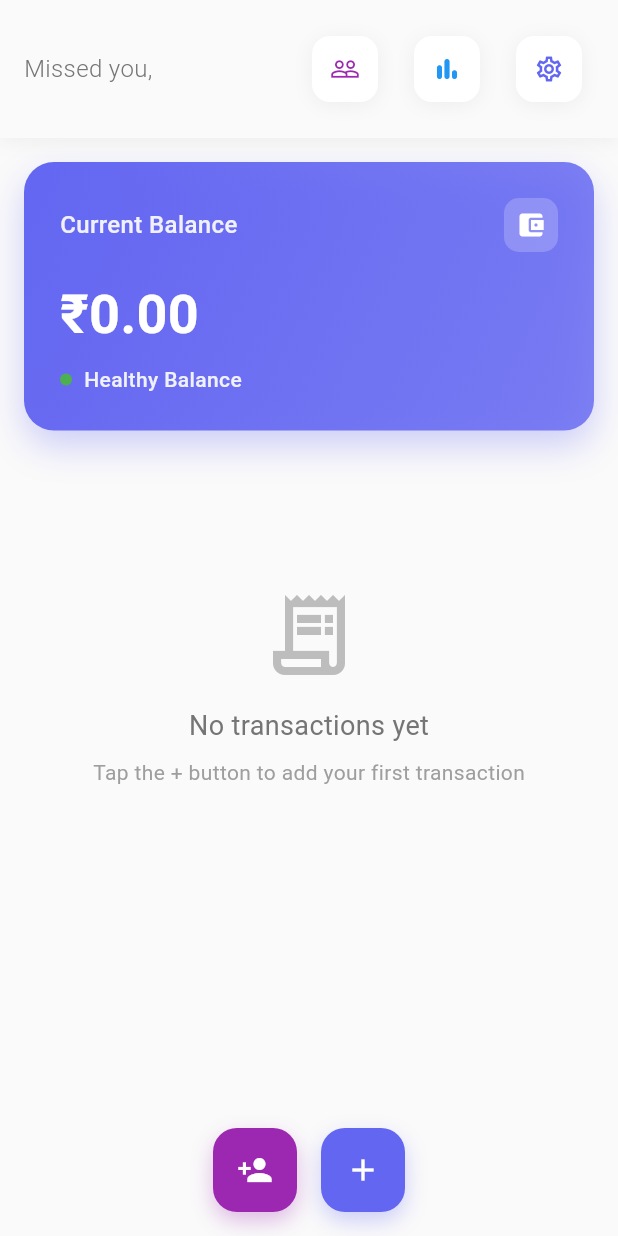
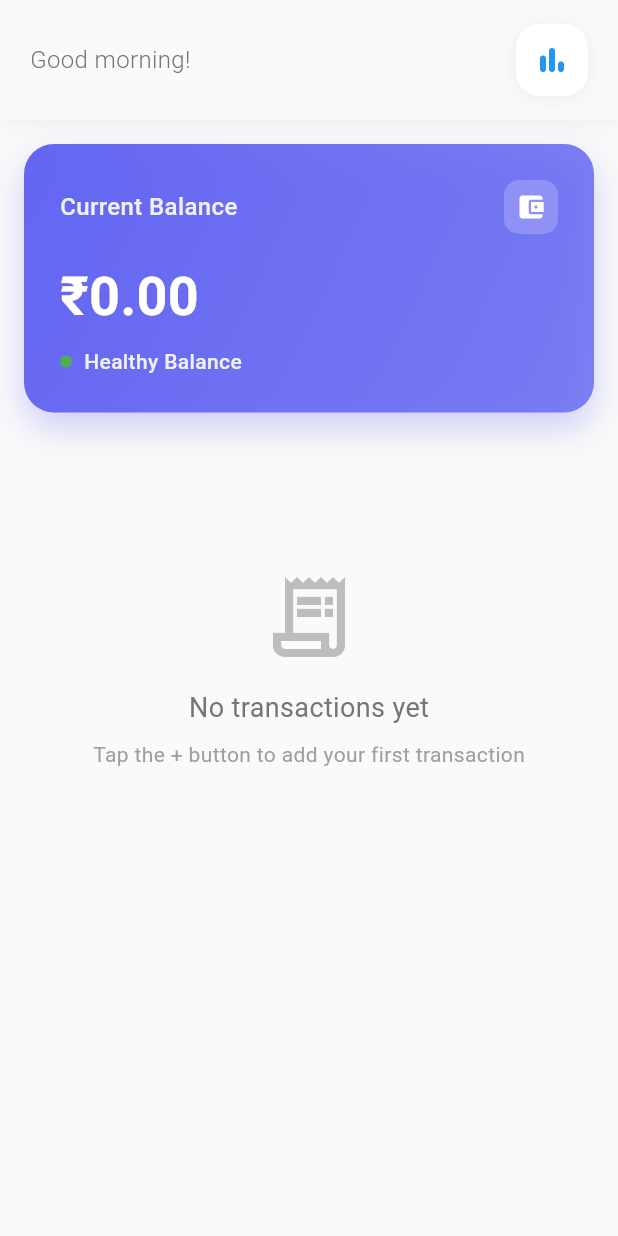
Before and after one commit to malik-l0l/Money_Manager, a Flutter app: the HomeScreen screen opened directly, on a phone screen of 412 x 824 dp. Run offline on Flutter 3.47's test engine with Material 3 defaults, Android fonts, the phone set to English and light mode, and no system bars; our stand-ins replace hive, hive_flutter, share_plus; accounts and stored records are empty; Roboto replaces fonts that are missing (SF Pro Display).

Commit message:
feat(home_screen): app navbar introduced

```diff
--- a/lib/main.dart
+++ b/lib/main.dart
@@ -5,7 +5,7 @@ import 'models/user_settings.dart';
 import 'models/people_transaction.dart';
 import 'models/person_contact.dart';
 import 'screens/welcome_screen.dart';
-import 'screens/home_screen.dart';
+import 'screens/main_navigation_screen.dart';
 import 'themes/app_theme.dart';
 import 'services/hive_service.dart';
 import 'services/people_hive_service.dart';
@@ -45,7 +45,7 @@ class MoneyManagerApp extends StatelessWidget {
           theme: AppTheme.lightTheme,
           darkTheme: AppTheme.darkTheme,
           themeMode: _getThemeMode(settings.theme),
-          home: settings.name.isEmpty ? WelcomeScreen() : HomeScreen(),
+          home: settings.name.isEmpty ? WelcomeScreen() : MainNavigationScreen(),
           debugShowCheckedModeBanner: false,
         );
       },
--- a/lib/screens/home_screen.dart
+++ b/lib/screens/home_screen.dart
@@ -1,5 +1,4 @@
 import 'package:flutter/material.dart';
-import 'package:flutter/services.dart';
 import '../services/hive_service.dart';
 import '../services/people_hive_service.dart';
 import '../models/transaction.dart';
@@ -7,29 +6,23 @@ import '../models/daily_transaction_group.dart';
 import '../widgets/balance_card.dart';
 import '../widgets/transaction_card.dart';
 import '../widgets/date_header.dart';
-import '../widgets/add_transaction_modal.dart';
-import '../widgets/add_people_transaction_modal.dart';
-import '../widgets/custom_app_bar.dart';
 import '../widgets/custom_snackbar.dart';
-import 'settings_screen.dart';
 import 'monthly_summary_screen.dart';
-import 'people_manager_screen.dart';
 import 'package:flutter/rendering.dart';
 
 class HomeScreen extends StatefulWidget {
+  const HomeScreen({Key? key}) : super(key: key);
+
   @override
-  _HomeScreenState createState() => _HomeScreenState();
+  HomeScreenState createState() => HomeScreenState();
 }
 
-class _HomeScreenState extends State<HomeScreen> with TickerProviderStateMixin {
+class HomeScreenState extends State<HomeScreen> with TickerProviderStateMixin {
   List<Transaction> _allTransactions = [];
   List<DailyTransactionGroup> _displayedGroups = [];
   List<DailyTransactionGroup> _allGroups = [];
   double _balance = 0.0;
   late ScrollController _scrollController;
-  late AnimationController _fabAnimationController;
-  late Animation<double> _fabAnimation;
-  bool _showFabs = true;
   bool _isLoadingMore = false;
   int _currentPage = 0;
   static const int _itemsPerPage = 10;
@@ -37,56 +30,22 @@ class _HomeScreenState extends State<HomeScreen> with TickerProviderStateMixin {
   @override
   void initState() {
     super.initState();
-    _loadData();
+    refreshData();
 
-    // Initialize scroll controller and animation
+    // Initialize scroll controller
     _scrollController = ScrollController();
-    _fabAnimationController = AnimationController(
-      duration: Duration(milliseconds: 300),
-      vsync: this,
-    );
 
-    _fabAnimation = Tween<double>(
-      begin: 0.0,
-      end: 1.0,
-    ).animate(CurvedAnimation(
-      parent: _fabAnimationController,
-      curve: Curves.easeInOut,
-    ));
-
-    _fabAnimationController.forward();
-
-    // Add scroll listener for FAB animation and pagination
+    // Add scroll listener for pagination
     _scrollController.addListener(_onScroll);
   }
 
   @override
   void dispose() {
     _scrollController.dispose();
-    _fabAnimationController.dispose();
     super.dispose();
   }
 
   void _onScroll() {
-    // FAB animation logic
-    if (_scrollController.position.userScrollDirection ==
-        ScrollDirection.reverse) {
-      if (_showFabs) {
-        setState(() {
-          _showFabs = false;
-        });
-        _fabAnimationController.reverse();
-      }
-    } else if (_scrollController.position.userScrollDirection ==
-        ScrollDirection.forward) {
-      if (!_showFabs) {
-        setState(() {
-          _showFabs = true;
-        });
-        _fabAnimationController.forward();
-      }
-    }
-
     // Pagination logic
     if (_scrollController.position.pixels >=
         _scrollController.position.maxScrollExtent - 200) {
@@ -94,7 +53,8 @@ class _HomeScreenState extends State<HomeScreen> with TickerProviderStateMixin {
     }
   }
 
-  void _loadData() {
+  // Public method to refresh data from parent
+  void refreshData() {
     setState(() {
       _allTransactions = HiveService.getAllTransactions();
       _balance = HiveService.getBalance();
@@ -140,12 +100,7 @@ class _HomeScreenState extends State<HomeScreen> with TickerProviderStateMixin {
       body: SafeArea(
         child: Column(
           children: [
-            CustomAppBar(
-              onSettingsPressed: () => _navigateToSettings(),
-              onSummaryPressed: () => _navigateToSummary(),
-              onPeoplePressed: () => _navigateToPeopleManager(),
-              userName: settings.name,
-            ),
+            _buildModernAppBar(settings),
             Expanded(
               child: CustomScrollView(
                 controller: _scrollController,
@@ -175,9 +130,9 @@ class _HomeScreenState extends State<HomeScreen> with TickerProviderStateMixin {
                         ),
                       ),
                     ),
-                  // Add some bottom padding for FABs
+                  // Add some bottom padding for bottom nav
                   SliverToBoxAdapter(
-                    child: SizedBox(height: 100),
+                    child: SizedBox(height: 120),
                   ),
                 ],
               ),
@@ -185,11 +140,98 @@ class _HomeScreenState extends State<HomeScreen> with TickerProviderStateMixin {
           ],
         ),
       ),
-      floatingActionButton: _buildFloatingActionButtons(),
-      floatingActionButtonLocation: FloatingActionButtonLocation.centerFloat,
     );
   }
 
+  Widget _buildModernAppBar(settings) {
+    return Container(
+      padding: EdgeInsets.fromLTRB(20, 16, 20, 16),
+      decoration: BoxDecoration(
+        color: Theme.of(context).scaffoldBackgroundColor,
+        boxShadow: [
+          BoxShadow(
+            color: Colors.black.withOpacity(0.05),
+            blurRadius: 10,
+            offset: Offset(0, 2),
+          ),
+        ],
+      ),
+      child: Row(
+        mainAxisAlignment: MainAxisAlignment.spaceBetween,
+        children: [
+          Expanded(
+            child: Column(
+              crossAxisAlignment: CrossAxisAlignment.start,
+              children: [
+                Text(
+                  _getGreeting(),
+                  style: TextStyle(
+                    fontSize: 16,
+                    fontWeight: FontWeight.w300,
+                    color: Colors.grey[600],
+                  ),
+                ),
+                if (settings.name.isNotEmpty)
+                  Text(
+                    settings.name,
+                    style: TextStyle(
+                      fontSize: 24,
+                      fontWeight: FontWeight.bold,
+                    ),
+                  ),
+              ],
+            ),
+          ),
+          // Monthly Summary Button
+          Container(
+            decoration: BoxDecoration(
+              color: Theme.of(context).cardColor,
+              borderRadius: BorderRadius.circular(16),
+              boxShadow: [
+                BoxShadow(
+                  color: Colors.black.withOpacity(0.05),
+                  blurRadius: 10,
+                  offset: Offset(0, 2),
+                ),
+              ],
+            ),
+            child: IconButton(
+              onPressed: _navigateToSummary,
+              icon: Icon(
+                Icons.bar_chart_rounded,
+                color: Colors.blue,
+                size: 24,
+              ),
+              tooltip: 'Monthly Summary',
+            ),
+          ),
+        ],
+      ),
+    );
+  }
+
+  String _getGreeting() {
+    final hour = DateTime.now().hour;
+    final greetings = {
+      'morning': ['Good morning!', 'Fresh start', 'Rise and shine'],
+      'afternoon': ['Good afternoon!', 'Hope you\'re well', 'Midday boost!'],
+      'evening': ['Good evening', 'Winding down', 'Evening calm'],
+      'night': ['Welcome back', 'Time to relax', 'Peaceful night'],
+    };
+
+    List<String> timeBasedGreetings;
+    if (hour < 12) {
+      timeBasedGreetings = greetings['morning']!;
+    } else if (hour < 17) {
+      timeBasedGreetings = greetings['afternoon']!;
+    } else if (hour < 20) {
+      timeBasedGreetings = greetings['evening']!;
+    } else {
+      timeBasedGreetings = greetings['night']!;
+    }
+
+    return timeBasedGreetings[DateTime.now().second % timeBasedGreetings.length];
+  }
   Widget _buildGroupedTransactionsList(String currency) {
     if (_allTransactions.isEmpty) {
       return SliverToBoxAdapter(
@@ -276,129 +318,10 @@ class _HomeScreenState extends State<HomeScreen> with TickerProviderStateMixin {
     return _allTransactions.indexWhere((t) => t.id == transaction.id);
   }
 
-  Widget _buildFloatingActionButtons() {
-    return AnimatedBuilder(
-      animation: _fabAnimation,
-      builder: (context, child) {
-        return Transform.translate(
-          offset: Offset(0, (1 - _fabAnimation.value) * 100),
-          child: Opacity(
-            opacity: _fabAnimation.value,
-            child: Row(
-              mainAxisSize: MainAxisSize.min,
-              children: [
-                // People Transaction FAB
-                Container(
-                  decoration: BoxDecoration(
-                    borderRadius: BorderRadius.circular(16),
-                    boxShadow: [
-                      BoxShadow(
-                        color: Colors.purple.withOpacity(0.3),
-                        blurRadius: 12,
-                        offset: Offset(0, 6),
-                      ),
-                    ],
-                  ),
-                  child: FloatingActionButton(
-                    onPressed: _showAddPeopleTransactionModal,
-                    heroTag: "people_fab",
-                    backgroundColor: Colors.purple,
-                    foregroundColor: Colors.white,
-                    elevation: 0,
-                    child: Icon(Icons.person_add, size: 24),
-                  ),
-                ),
-                SizedBox(width: 16),
-                // Main Transaction FAB
-                Container(
-                  decoration: BoxDecoration(
-                    borderRadius: BorderRadius.circular(16),
-                    boxShadow: [
-                      BoxShadow(
-                        color: Theme.of(context).primaryColor.withOpacity(0.3),
-                        blurRadius: 12,
-                        offset: Offset(0, 6),
-                      ),
-                    ],
-                  ),
-                  child: GestureDetector(
-                    onTap: () => _showAddTransactionModal(
-                        false), // false = expense (default)
-                    onLongPress: () =>
-                        _showAddTransactionModal(true), // true = income
-                    child: FloatingActionButton(
-                      onPressed: null, // Handled by GestureDetector
-                      heroTag: "main_fab",
-                      backgroundColor: Theme.of(context).primaryColor,
-                      foregroundColor: Colors.white,
-                      elevation: 0,
-                      child: Icon(Icons.add, size: 24),
-                    ),
-                  ),
-                ),
-              ],
-            ),
-          ),
-        );
-      },
-    );
-  }
-
-  void _showAddTransactionModal([bool? forceIncome]) {
-    // Show haptic feedback for long press
-    if (forceIncome == true) {
-      HapticFeedback.mediumImpact();
-    }
-
-    showModalBottomSheet(
-      context: context,
-      isScrollControlled: true,
-      backgroundColor: Colors.transparent,
-      builder: (context) => AddTransactionModal(
-        forceIncome: forceIncome,
-        onSave: (transaction) async {
-          await HiveService.addTransaction(transaction);
-          _loadData();
-          CustomSnackBar.show(
-              context, 'Transaction added successfully!', SnackBarType.success);
-        },
-      ),
-    );
-  }
-
-  void _showAddPeopleTransactionModal() {
-    showModalBottomSheet(
-      context: context,
-      isScrollControlled: true,
-      backgroundColor: Colors.transparent,
-      builder: (context) => AddPeopleTransactionModal(
-        onSave: (transaction) async {
-          await PeopleHiveService.addPeopleTransaction(transaction);
-          _loadData();
-          CustomSnackBar.show(context, 'People transaction added successfully!',
-              SnackBarType.success);
-        },
-      ),
-    );
-  }
-
   void _editTransaction(Transaction transaction, int index) {
-    if (index == -1) return; // Transaction not found
-
-    showModalBottomSheet(
-      context: context,
-      isScrollControlled: true,
-      backgroundColor: Colors.transparent,
-      builder: (context) => AddTransactionModal(
-        transaction: transaction,
-        onSave: (updatedTransaction) async {
-          await HiveService.updateTransaction(index, updatedTransaction);
-          _loadData();
-          CustomSnackBar.show(context, 'Transaction updated successfully!',
-              SnackBarType.success);
-        },
-      ),
-    );
+    // This will be handled by the parent navigation screen
+    // For now, we'll show a simple message
+    CustomSnackBar.show(context, 'Edit feature coming soon!', SnackBarType.info);
   }
 
   void _deleteTransaction(int index) {
@@ -428,7 +351,7 @@ class _HomeScreenState extends State<HomeScreen> with TickerProviderStateMixin {
               // Delete the main transaction
               await HiveService.deleteTransaction(index);
               Navigator.pop(context);
-              _loadData();
+              refreshData();
               CustomSnackBar.show(context, 'Transaction deleted successfully!',
                   SnackBarType.info);
             },
@@ -439,24 +362,10 @@ class _HomeScreenState extends State<HomeScreen> with TickerProviderStateMixin {
     );
   }
 
-  void _navigateToSettings() {
-    Navigator.push(
-      context,
-      MaterialPageRoute(builder: (context) => SettingsScreen()),
-    ).then((_) => _loadData());
-  }
-
   void _navigateToSummary() {
     Navigator.push(
       context,
       MaterialPageRoute(builder: (context) => MonthlySummaryScreen()),
     );
   }
-
-  void _navigateToPeopleManager() {
-    Navigator.push(
-      context,
-      MaterialPageRoute(builder: (context) => PeopleManagerScreen()),
-    ).then((_) => _loadData());
-  }
 }
--- a/lib/screens/welcome_screen.dart
+++ b/lib/screens/welcome_screen.dart
@@ -1,7 +1,7 @@
 import 'package:flutter/material.dart';
 import '../services/hive_service.dart';
 import '../models/user_settings.dart';
-import 'home_screen.dart';
+import 'main_navigation_screen.dart';
 
 class WelcomeScreen extends StatefulWidget {
   const WelcomeScreen({super.key});
@@ -198,7 +198,7 @@ class _WelcomeScreenState extends State<WelcomeScreen> with TickerProviderStateM
 
     Navigator.of(context).pushReplacement(
       PageRouteBuilder(
-        pageBuilder: (context, animation, secondaryAnimation) => HomeScreen(),
+        pageBuilder: (context, animation, secondaryAnimation) => MainNavigationScreen(),
         transitionsBuilder: (context, animation, secondaryAnimation, child) {
           return FadeTransition(opacity: animation, child: child);
         },
--- a/lib/themes/app_theme.dart
+++ b/lib/themes/app_theme.dart
@@ -46,9 +46,9 @@ class AppTheme {
     floatingActionButtonTheme: FloatingActionButtonThemeData(
       backgroundColor: primaryColor,
       foregroundColor: Colors.white,
-      elevation: 8,
+      elevation: 0,
       shape: RoundedRectangleBorder(
-        borderRadius: BorderRadius.circular(16),
+        borderRadius: BorderRadius.circular(20),
       ),
     ),
     inputDecorationTheme: InputDecorationTheme(
@@ -70,6 +70,13 @@ class AppTheme {
       shape: RoundedRectangleBorder(
         borderRadius: BorderRadius.circular(16),
       ),
+    ),
+    bottomNavigationBarTheme: BottomNavigationBarThemeData(
+      backgroundColor: Colors.white,
+      selectedItemColor: primaryColor,
+      unselectedItemColor: Colors.grey[600],
+      type: BottomNavigationBarType.fixed,
+      elevation: 0,
     ),
     fontFamily: 'SF Pro Display',
   );
@@ -115,9 +122,9 @@ class AppTheme {
     floatingActionButtonTheme: FloatingActionButtonThemeData(
       backgroundColor: primaryColor,
       foregroundColor: Colors.white,
-      elevation: 8,
+      elevation: 0,
       shape: RoundedRectangleBorder(
-        borderRadius: BorderRadius.circular(16),
+        borderRadius: BorderRadius.circular(20),
       ),
     ),
     inputDecorationTheme: InputDecorationTheme(
@@ -140,6 +147,13 @@ class AppTheme {
         borderRadius: BorderRadius.circular(16),
       ),
     ),
+    bottomNavigationBarTheme: BottomNavigationBarThemeData(
+      backgroundColor: Colors.grey[850],
+      selectedItemColor: primaryColor,
+      unselectedItemColor: Colors.grey[400],
+      type: BottomNavigationBarType.fixed,
+      elevation: 0,
+    ),
     fontFamily: 'SF Pro Display',
   );
 }
```
Also changed, not shown: lib/screens/main_navigation_screen.dart (added, +312 -0 lines), lib/screens/people_manager_screen.dart (+13 -27 lines), lib/screens/settings_screen.dart (+13 -7 lines).
